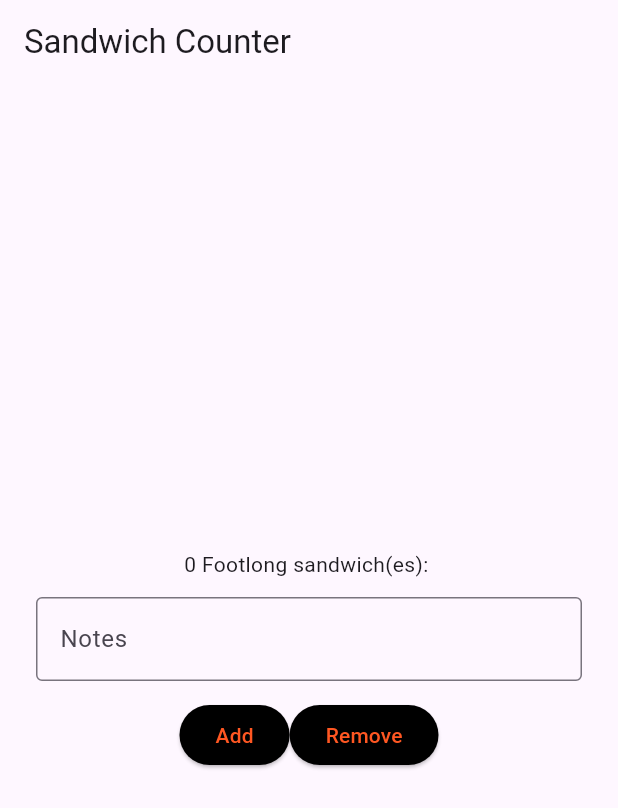
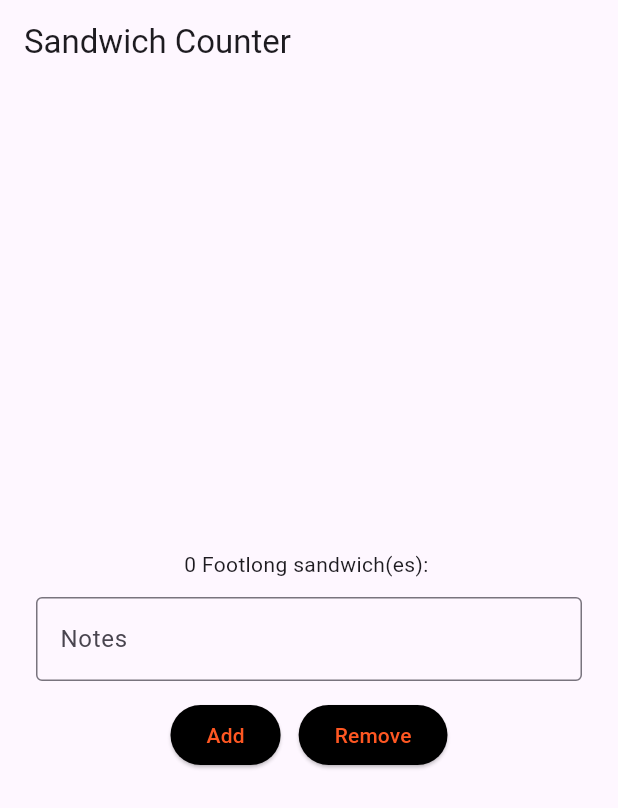
Before and after one commit to Creyas/flutter_application_1, a Flutter app: the screen it shows after launch, on a phone screen of 412 x 824 dp. Shown: the top 808 px of the screen. Run offline on Flutter 3.47's test engine with Material 3 defaults, Android fonts, the phone set to English and light mode, and no system bars.

Commit message:
Refactor buttons in OrderScreen to use StyledButton for consistent styling

```diff
--- a/lib/main.dart
+++ b/lib/main.dart
@@ -86,20 +86,13 @@ class _OrderScreenState extends State<OrderScreen> {
             Row(
               mainAxisAlignment: MainAxisAlignment.center,
               children: [
-                ElevatedButton(
+                StyledButton(
                   onPressed: _increaseQuantity,
-                  style: ElevatedButton.styleFrom(
-                    backgroundColor: Colors.black,
-                    foregroundColor: Colors.deepOrange,
-                  ),
                   child: const Text('Add'),
                 ),
-                ElevatedButton(
+                const SizedBox(width: 12),
+                StyledButton(
                   onPressed: _decreaseQuantity,
-                  style: ElevatedButton.styleFrom(
-                    backgroundColor: Colors.black,
-                    foregroundColor: Colors.deepOrange,
-                  ),
                   child: const Text('Remove'),
                 ),
               ],
@@ -122,3 +115,23 @@ class OrderItemDisplay extends StatelessWidget {
     return Text('$quantity $itemType sandwich(es): ${'🥪' * quantity}');
   }
 }
+
+/// Small styled button used across the screen.
+class StyledButton extends StatelessWidget {
+  final VoidCallback? onPressed;
+  final Widget child;
+
+  const StyledButton({super.key, required this.onPressed, required this.child});
+
+  @override
+  Widget build(BuildContext context) {
+    return ElevatedButton(
+      onPressed: onPressed,
+      style: ElevatedButton.styleFrom(
+        backgroundColor: Colors.black,
+        foregroundColor: Colors.deepOrange,
+      ),
+      child: child,
+    );
+  }
+}
```
